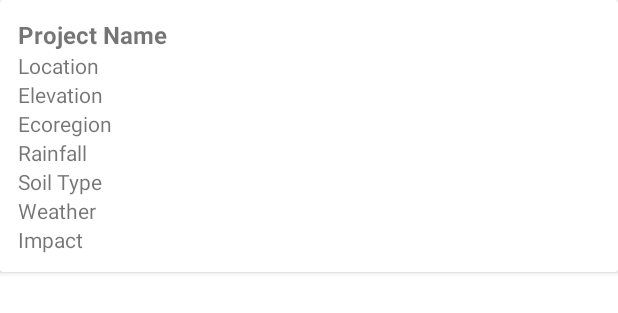
After one commit to Uvaancovie/XAMU-AGRI-ENGINEERS, an Android app: the layout item_field_data_demo.xml on its own in the app's theme, with its tools: preview values and no code run, on a phone screen of 412 x 824 dp. The commit adds this screen. Shown: the top 313 px of the screen. Run offline under Robolectric (Android 15) with nearby library versions, the phone set to English and light mode, and no system bars.

Commit message:
the field data

```diff
--- a/app/src/main/java/com/example/xamu_wil_project/ui/DashboardActivity.kt
+++ b/app/src/main/java/com/example/xamu_wil_project/ui/DashboardActivity.kt
@@ -188,5 +188,11 @@ class DashboardActivity : AppCompatActivity() {
 
         val tvIntro = findViewById<TextView>(R.id.tvDashboardIntro)
         tvIntro.text = getString(R.string.dashboard_intro)
+
+        val btnViewFieldData = findViewById<Button>(R.id.btnViewFieldData)
+        btnViewFieldData.setOnClickListener {
+            val intent = Intent(this, FieldDataDemoActivity::class.java)
+            startActivity(intent)
+        }
     }
 }
--- /dev/null
+++ b/app/src/main/res/drawable/ic_visibility.xml
@@ -0,0 +1,4 @@
+<?xml version="1.0" encoding="utf-8"?>
+<selector xmlns:android="http://schemas.android.com/apk/res/android">
+
+</selector>
--- /dev/null
+++ b/app/src/main/res/layout/item_field_data_demo.xml
@@ -0,0 +1,64 @@
+<?xml version="1.0" encoding="utf-8"?>
+<androidx.cardview.widget.CardView xmlns:android="http://schemas.android.com/apk/res/android"
+    android:layout_width="match_parent"
+    android:layout_height="wrap_content"
+    android:layout_marginBottom="12dp"
+    android:elevation="4dp">
+
+    <LinearLayout
+        android:layout_width="match_parent"
+        android:layout_height="wrap_content"
+        android:orientation="vertical"
+        android:padding="12dp">
+
+        <TextView
+            android:id="@+id/textProjectName"
+            android:layout_width="wrap_content"
+            android:layout_height="wrap_content"
+            android:textStyle="bold"
+            android:textSize="16sp"
+            android:text="Project Name" />
+
+        <TextView
+            android:id="@+id/textLocation"
+            android:layout_width="wrap_content"
+            android:layout_height="wrap_content"
+            android:text="Location" />
+
+        <TextView
+            android:id="@+id/textElevation"
+            android:layout_width="wrap_content"
+            android:layout_height="wrap_content"
+            android:text="Elevation" />
+
+        <TextView
+            android:id="@+id/textEcoregion"
+            android:layout_width="wrap_content"
+            android:layout_height="wrap_content"
+            android:text="Ecoregion" />
+
+        <TextView
+            android:id="@+id/textRainfall"
+            android:layout_width="wrap_content"
+            android:layout_height="wrap_content"
+            android:text="Rainfall" />
+
+        <TextView
+            android:id="@+id/textSoilType"
+            android:layout_width="wrap_content"
+            android:layout_height="wrap_content"
+            android:text="Soil Type" />
+
+        <TextView
+            android:id="@+id/textWeather"
+            android:layout_width="wrap_content"
+            android:layout_height="wrap_content"
+            android:text="Weather" />
+
+        <TextView
+            android:id="@+id/textImpact"
+            android:layout_width="wrap_content"
+            android:layout_height="wrap_content"
+            android:text="Impact" />
+    </LinearLayout>
+</androidx.cardview.widget.CardView>
```
Also changed, not shown: app/src/main/java/com/example/xamu_wil_project/ui/FieldDataDemoActivity.kt (added, +55 -0 lines), app/src/main/java/com/example/xamu_wil_project/ui/FieldDataDemoAdapter.kt (added, +40 -0 lines), app/src/main/res/layout/activity_dashboard.xml (+12 -0 lines), app/src/main/res/layout/activity_field_data_demo.xml (added, +23 -0 lines).
